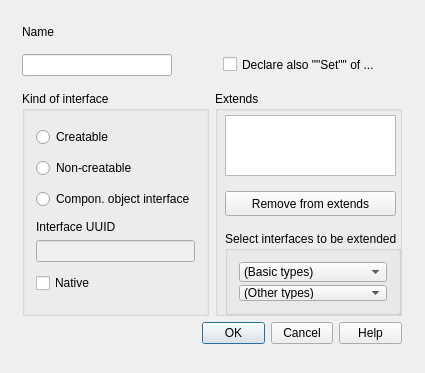
Above: lavape/src/LavaPE_UI/idd_interfacebox.ui from berkus/lavape before the change. Below: the same form after it.
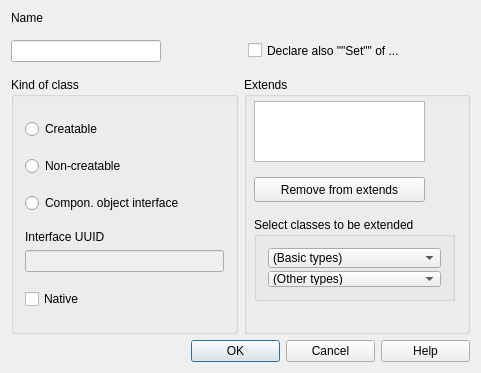
That is the form after the change.

Patch:
```diff
--- a/lavape/src/LavaPE_UI/idd_interfacebox.ui
+++ b/lavape/src/LavaPE_UI/idd_interfacebox.ui
@@ -5,7 +5,7 @@
    <rect>
     <x>0</x>
     <y>0</y>
-    <width>425</width>
+    <width>481</width>
     <height>373</height>
    </rect>
   </property>
@@ -16,16 +16,7 @@
    </sizepolicy>
   </property>
   <property name="windowTitle" >
-   <string>Interface</string>
-  </property>
-  <widget class="QWidget" name="" >
-   <property name="geometry" >
-    <rect>
-     <x>11</x>
-     <y>14</y>
-     <width>402</width>
-     <height>341</height>
-    </rect>
+   <string>Lava Class</string>
    </property>
    <layout class="QVBoxLayout" >
     <item>
@@ -81,7 +72,7 @@
         </property>
         <property name="sizeHint" >
          <size>
-          <width>45</width>
+         <width>81</width>
           <height>40</height>
          </size>
         </property>
@@ -125,7 +116,7 @@
          <enum>Qt::NoFocus</enum>
         </property>
         <property name="title" >
-         <string>Kind of interface</string>
+        <string>Kind of class</string>
         </property>
         <layout class="QVBoxLayout" >
          <item>
@@ -267,7 +258,7 @@
           <rect>
            <x>10</x>
            <y>140</y>
-           <width>176</width>
+          <width>201</width>
            <height>84</height>
           </rect>
          </property>
@@ -281,7 +272,7 @@
           <enum>Qt::NoFocus</enum>
          </property>
          <property name="title" >
-          <string>Select interfaces to be extended</string>
+         <string>Select classes to be extended</string>
          </property>
          <layout class="QVBoxLayout" >
           <property name="spacing" >
@@ -434,7 +425,6 @@
      </layout>
     </item>
    </layout>
-  </widget>
  </widget>
  <layoutdefault spacing="6" margin="11" />
  <tabstops>
```
Lines whose indentation alone changed are shown as unchanged.
